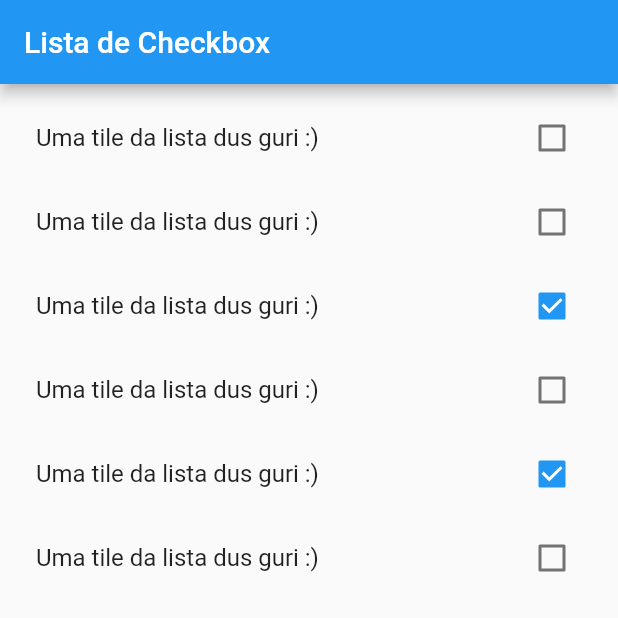
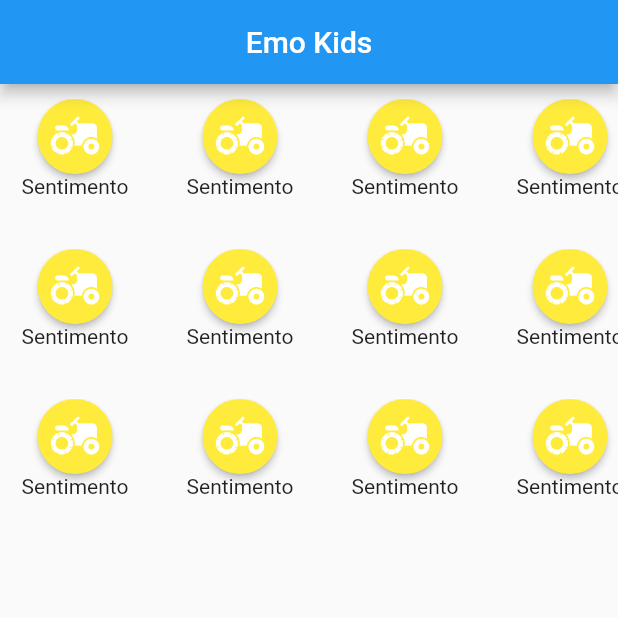
Before and after one commit to Csvop/ages_test, a Flutter app: the screen it shows after launch, on a phone screen of 412 x 824 dp, the top half of it. Run offline on Flutter 3.47's test engine with Material 2 defaults, Android fonts, the phone set to English and light mode, and no system bars.

Commit message:
Subindo o carousel das emocoes, ainda com dados zoados :(

```diff
--- a/lib/main.dart
+++ b/lib/main.dart
@@ -9,11 +9,11 @@ class MyApp extends StatelessWidget {
   @override
   Widget build(BuildContext context) {
     return MaterialApp(
-      title: 'Flutter Demo',
+      title: 'EmoKids',
       theme: ThemeData(
         primarySwatch: Colors.blue,
       ),
-      home: MyHomePage(title: 'Lista de Checkbox'),
+      home: MyHomePage(title: 'Emo Kids'),
     );
   }
 }
@@ -28,15 +28,7 @@ class MyHomePage extends StatefulWidget {
 }
 
 class _MyHomePageState extends State<MyHomePage> {
-
-  var listState = [
-    false,
-    false,
-    true,
-    false,
-    true,
-    false
-  ];
+  var listState = [false, false, true, false, true, false];
 
   void changeTileState(int index) {
     setState(() {
@@ -50,19 +42,99 @@ class _MyHomePageState extends State<MyHomePage> {
     return Scaffold(
         appBar: AppBar(
           title: Text(widget.title),
+          centerTitle: true,
         ),
-      body: ListView.builder(
-          padding: const EdgeInsets.all(8),
-          itemCount: listState.length,
+        body: Column(
+          children: [
+            Container(
+                margin: EdgeInsets.only(top: 10),
+                height: 100,
+                child: ListView.separated(
+                    scrollDirection: Axis.horizontal,
+                    itemCount: 22,
+                    separatorBuilder: (context, index) => SizedBox(width: 10),
                     itemBuilder: (BuildContext context, int index) {
-            return CheckboxListTile(
-              title: Text("Uma tile da lista dus guri :)"),
-              value: listState[index],
-              onChanged: (b) {
-                changeTileState(index);
-              },
+                      return Column(
+                          children: [
+                            ButtonTheme(
+                              minWidth: 100,
+                              height: 50,
+                              child: MaterialButton(
+                                onPressed: () {},
+                                color: Colors.yellow,
+                                textColor: Colors.white,
+
+                                child: Icon(
+                                  Icons.agriculture,
+                                  size: 35,
+                                ),
+                                shape: CircleBorder(),
+                              ),
+                            ),
+                            Text("Sentimento")
+                          ]
                       );
-          },
+                    })
+            ),
+            Container(
+                height: 100,
+                child: ListView.separated(
+                    scrollDirection: Axis.horizontal,
+                    itemCount: 22,
+                    separatorBuilder: (context, index) => SizedBox(width: 10),
+                    itemBuilder: (BuildContext context, int index) {
+                      return Column(
+                          children: [
+                            ButtonTheme(
+                              minWidth: 100,
+                              height: 50,
+                              child: MaterialButton(
+                                onPressed: () {},
+                                color: Colors.yellow,
+                                textColor: Colors.white,
+
+                                child: Icon(
+                                  Icons.agriculture,
+                                  size: 35,
+                                ),
+                                shape: CircleBorder(),
+                              ),
+                            ),
+                            Text("Sentimento")
+                          ]
+                      );
+                    })
+            ),
+            Container(
+                height: 100,
+                child: ListView.separated(
+                    scrollDirection: Axis.horizontal,
+                    itemCount: 22,
+                    separatorBuilder: (context, index) => SizedBox(width: 10),
+                    itemBuilder: (BuildContext context, int index) {
+                      return Column(
+                          children: [
+                            ButtonTheme(
+                              minWidth: 100,
+                              height: 50,
+                                child: MaterialButton(
+                                  onPressed: () {},
+                                  color: Colors.yellow,
+                                  textColor: Colors.white,
+
+                                  child: Icon(
+                                    Icons.agriculture,
+                                    size: 35,
+                                  ),
+                                  shape: CircleBorder(),
+                                ),
+                            ),
+                            Text("Sentimento")
+                          ]
+                      );
+                    })
+            ),
+          ],
         ),
     );
   }
```
Also changed, not shown: 1 other file. Lines whose indentation alone changed are shown as unchanged.
